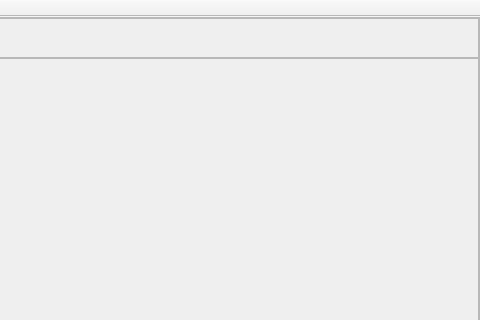
This is tobii_api/gui/mainwindow.ui in BrutusTT/tobii_api as Qt 5 draws it before an edit; both pictures show x 470 to 950 and y 0 to 320 of the 950 by 733 pixel window. The edited form follows.
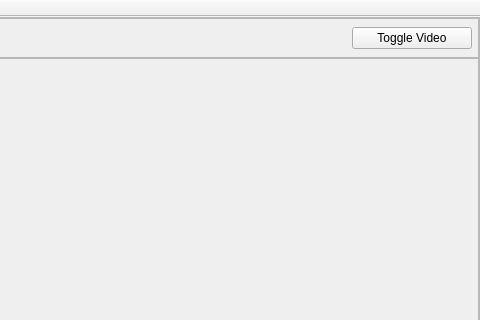
This is the edited form.

Commit message: added video toggle button

The edit to the form file:
```diff
--- a/tobii_api/gui/mainwindow.ui
+++ b/tobii_api/gui/mainwindow.ui
@@ -130,6 +130,19 @@
              </property>
             </widget>
            </item>
+           <item>
+            <widget class="QPushButton" name="pb_video_toggle">
+             <property name="maximumSize">
+              <size>
+               <width>120</width>
+               <height>16777215</height>
+              </size>
+             </property>
+             <property name="text">
+              <string>Toggle Video</string>
+             </property>
+            </widget>
+           </item>
           </layout>
          </widget>
         </item>
```
The commit also changes 1 other file.
